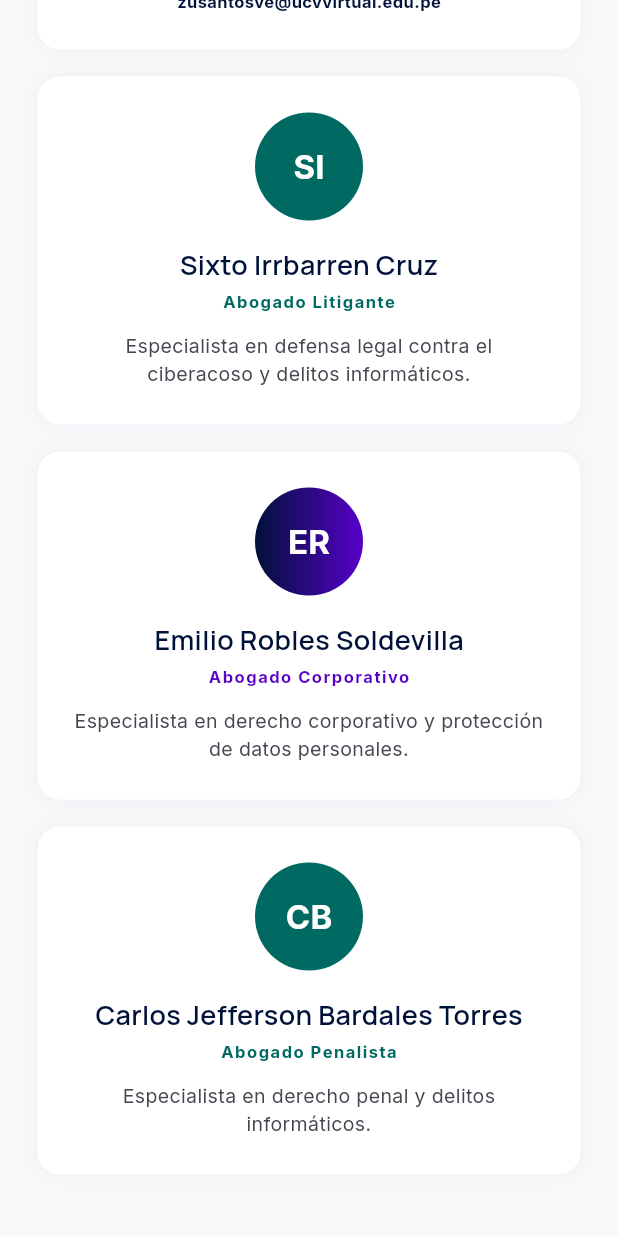
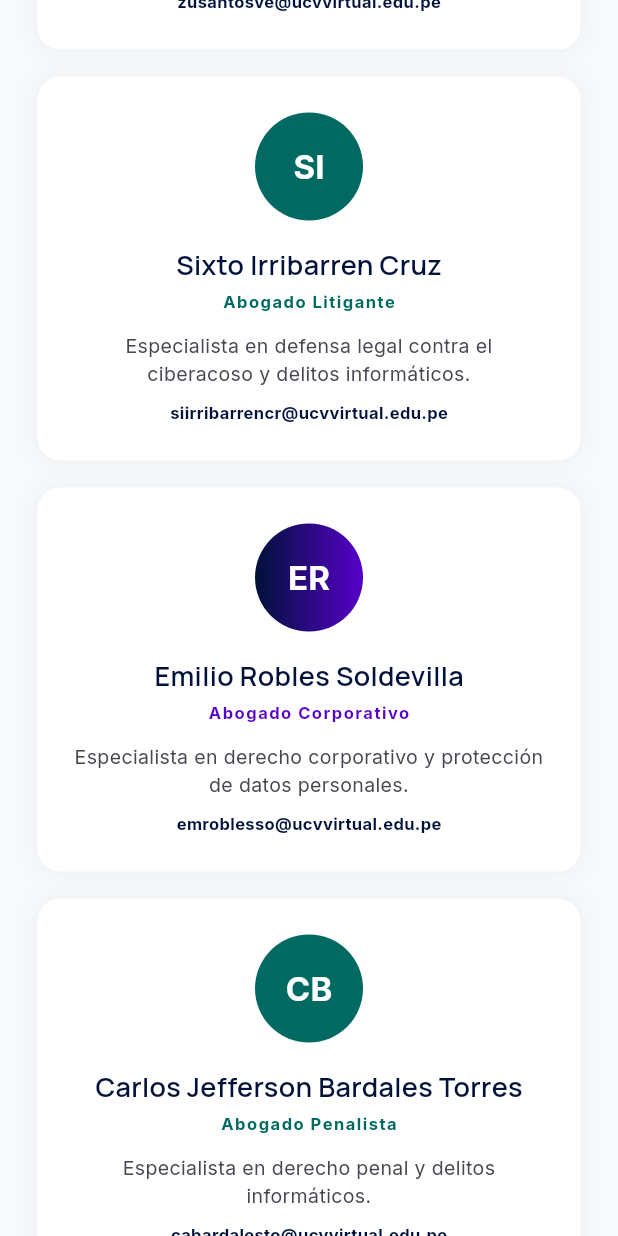
Before and after one commit to geniohd-beep/justicia_digital, a Flutter app: the StaffScreen widget shown alone on an empty page, opened directly, scrolled down 554 dp, on a phone screen of 412 x 824 dp. Run offline on Flutter 3.47's test engine with Material 3 defaults, Android fonts, the phone set to English and light mode, and no system bars; our stand-ins replace google_fonts; network calls fail.

Commit message:
Add emails to staff lawyers

```diff
--- a/lib/screens/staff_screen.dart
+++ b/lib/screens/staff_screen.dart
@@ -6,9 +6,9 @@ class StaffScreen extends StatelessWidget {
 
   final _abogados = const [
     {'nombre': 'Zulma Santos Ventura', 'rol': 'Scrum Master', 'iniciales': 'ZS', 'color': Color(0xFF5700C9), 'email': 'zusantosve@ucvvirtual.edu.pe', 'desc': 'Especialista en derecho digital y gestión de proyectos legales tecnológicos.'},
-    {'nombre': 'Sixto Irrbarren Cruz', 'rol': 'Abogado Litigante', 'iniciales': 'SI', 'color': Color(0xFF006A62), 'email': null, 'desc': 'Especialista en defensa legal contra el ciberacoso y delitos informáticos.'},
-    {'nombre': 'Emilio Robles Soldevilla', 'rol': 'Abogado Corporativo', 'iniciales': 'ER', 'color': Color(0xFF5700C9), 'email': null, 'desc': 'Especialista en derecho corporativo y protección de datos personales.'},
-    {'nombre': 'Carlos Jefferson Bardales Torres', 'rol': 'Abogado Penalista', 'iniciales': 'CB', 'color': Color(0xFF006A62), 'email': null, 'desc': 'Especialista en derecho penal y delitos informáticos.'},
+    {'nombre': 'Sixto Irribarren Cruz', 'rol': 'Abogado Litigante', 'iniciales': 'SI', 'color': Color(0xFF006A62), 'email': 'siirribarrencr@ucvvirtual.edu.pe', 'desc': 'Especialista en defensa legal contra el ciberacoso y delitos informáticos.'},
+    {'nombre': 'Emilio Robles Soldevilla', 'rol': 'Abogado Corporativo', 'iniciales': 'ER', 'color': Color(0xFF5700C9), 'email': 'emroblesso@ucvvirtual.edu.pe', 'desc': 'Especialista en derecho corporativo y protección de datos personales.'},
+    {'nombre': 'Carlos Jefferson Bardales Torres', 'rol': 'Abogado Penalista', 'iniciales': 'CB', 'color': Color(0xFF006A62), 'email': 'cabardalesto@ucvvirtual.edu.pe', 'desc': 'Especialista en derecho penal y delitos informáticos.'},
   ];
 
   @override
```
